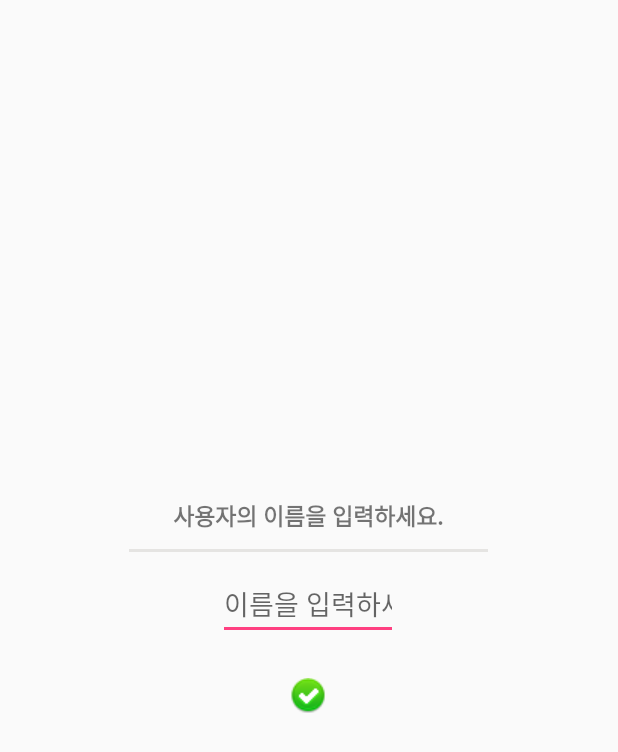
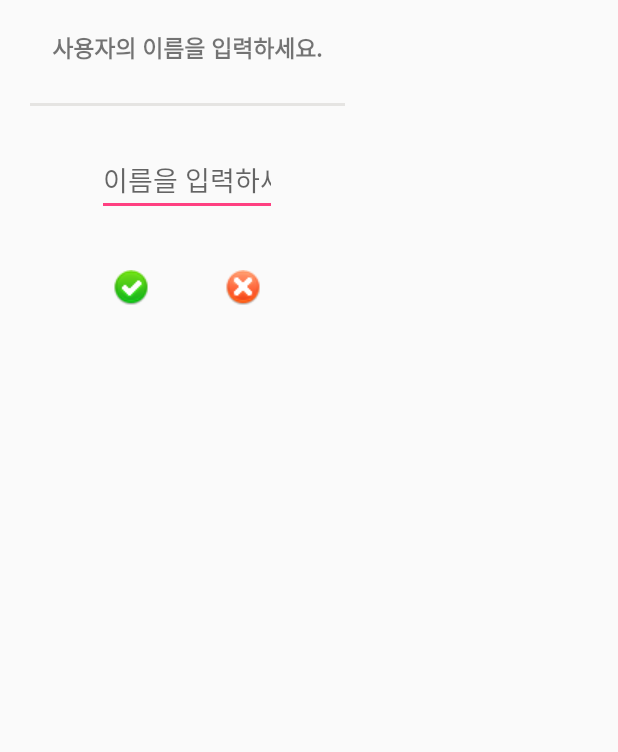
Before and after one commit to GeunTaekOh/GoalSnowBall, an Android app: the layout dialog_username.xml on its own in the app's theme, with its tools: preview values and no code run, on a phone screen of 412 x 824 dp. Shown: the top 752 px of the screen. Run offline under Robolectric (Android 15) with nearby library versions, the phone set to English and light mode, and no system bars.

Commit message:
[UI 수정] 이름 입력 받는 부분 UI 재구성

```diff
--- a/GoalSnowBall/app/src/main/java/com/taek_aaa/goalsnowball/dialog/UserNameDialog.java
+++ b/GoalSnowBall/app/src/main/java/com/taek_aaa/goalsnowball/dialog/UserNameDialog.java
@@ -38,6 +38,12 @@ public class UserNameDialog extends Dialog implements View.OnClickListener {
                     dismiss();
                 }
                 break;
+            case R.id.exit_username_btn:
+                dismiss();
+                break;
+            case R.id.usernameExitbtn:
+                dismiss();
+                break;
         }
     }
 }
--- a/GoalSnowBall/app/src/main/res/layout/dialog_username.xml
+++ b/GoalSnowBall/app/src/main/res/layout/dialog_username.xml
@@ -1,52 +1,88 @@
 <?xml version="1.0" encoding="utf-8"?>
-<LinearLayout xmlns:android="http://schemas.android.com/apk/res/android"
-    android:orientation="vertical"
+<RelativeLayout xmlns:android="http://schemas.android.com/apk/res/android"
     android:layout_width="250dp"
     android:layout_height="250dp"
-    android:layout_gravity="center"
-    android:gravity="center"
-    >
+    android:orientation="vertical">
+
+    <LinearLayout
+        android:id="@+id/largeLl"
+        android:layout_width="match_parent"
+        android:layout_height="wrap_content"
+        android:layout_centerHorizontal="true"
+        android:layout_centerVertical="true"
+        android:orientation="vertical">
+
 
         <TextView
             android:layout_width="wrap_content"
             android:layout_height="wrap_content"
+            android:layout_gravity="center"
+            android:layout_margin="5dp"
+            android:gravity="center"
             android:text="사용자의 이름을 입력하세요."
-        android:layout_gravity="center"
-        android:gravity="center"
-        android:layout_margin="5dp"
+            android:textSize="15dp"
             android:textStyle="bold"
-        android:textSize="15dp"
 
 
             />
+
         <View
             android:layout_width="match_parent"
             android:layout_height="2dp"
-        android:background="#E5E4E2"
-        android:layout_margin="5dp"
-        />
+            android:layout_margin="20dp"
+            android:background="#E5E4E2" />
 
         <EditText
+            android:id="@+id/usernametv"
             android:layout_width="120dp"
             android:layout_height="wrap_content"
-        android:inputType="text"
-        android:singleLine="true"
             android:layout_gravity="center"
             android:layout_margin="5dp"
-        android:id="@+id/usernametv"
+            android:hint="이름을 입력하세요."
+            android:inputType="text"
             android:maxLength="10"
-        android:hint="이름을 입력하세요."
-        />
+            android:singleLine="true" />
+
+        <LinearLayout
+            android:layout_width="wrap_content"
+            android:layout_height="wrap_content"
+            android:layout_gravity="center"
+            android:layout_margin="5dp"
+            android:orientation="horizontal">
 
             <ImageButton
+                android:id="@+id/confirm_username_btn"
                 android:layout_width="wrap_content"
                 android:layout_height="wrap_content"
-        android:id="@+id/confirm_username_btn"
                 android:layout_gravity="center"
-        android:layout_margin="20dp"
-        android:onClick="onClick"
-        android:background="@drawable/confirm"
+                android:layout_margin="25dp"
+                android:background="@drawable/confirm" />
+
+            <ImageButton
+                android:id="@+id/exit_username_btn"
+                android:layout_width="wrap_content"
+                android:layout_height="wrap_content"
+                android:layout_gravity="center"
+                android:layout_margin="25dp"
+                android:background="@drawable/exit" />
+
+
+        </LinearLayout>
+
+
+    </LinearLayout>
+
+    <ImageButton
+        android:id="@+id/usernameExitbtn"
+        android:layout_width="20dp"
+        android:layout_height="20dp"
+        android:layout_alignParentTop="true"
+        android:layout_gravity="center"
+        android:layout_marginTop="10dp"
+        android:layout_toEndOf="@+id/largeLl"
+        android:layout_toRightOf="@+id/largeLl"
+        android:background="@drawable/close"
         />
 
 
-</LinearLayout>
+</RelativeLayout>
```
Also changed, not shown: GoalSnowBall/app/src/main/java/com/taek_aaa/goalsnowball/activity/MainActivity.java (+14 -0 lines), GoalSnowBall/app/src/main/res/layout/content_main.xml (+12 -3 lines). Lines whose indentation alone changed are shown as unchanged.
